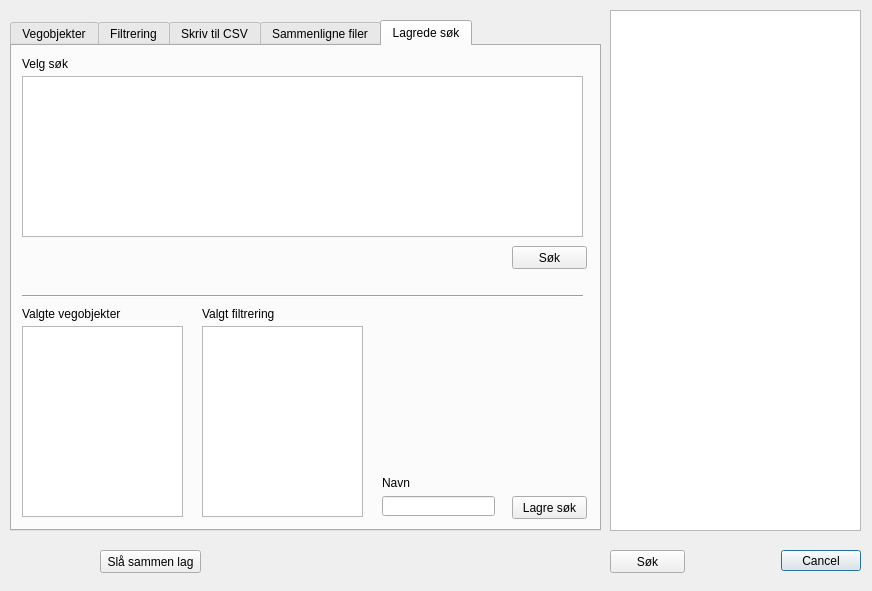
First picture: the form in nvdb_qgis_plugin_dialog_base.ui, repository vtfk/NVDB-qgis-plugin, before the edit.
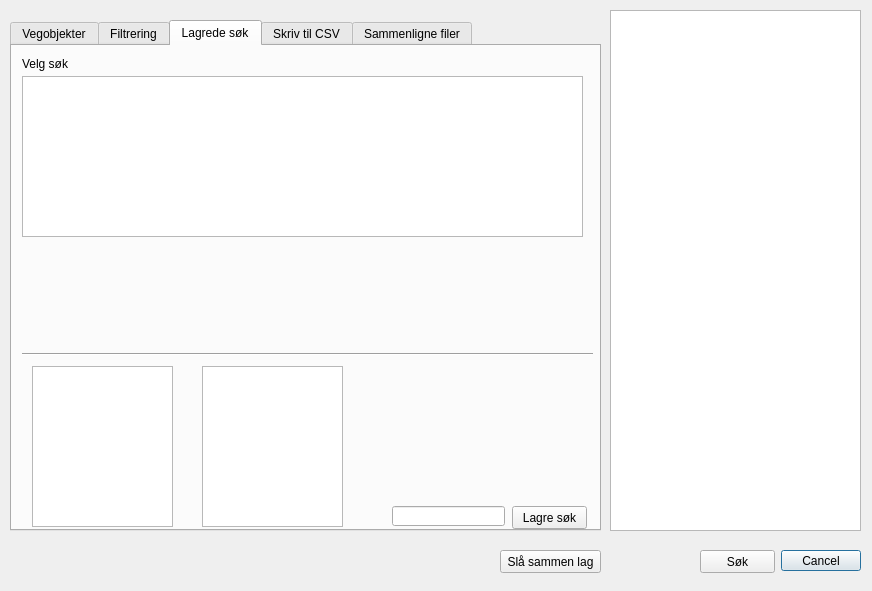
Second picture: the form after the edit. The open tabs and pages were chosen to show the change.

Patch:
```diff
--- a/nvdb_qgis_plugin_dialog_base.ui
+++ b/nvdb_qgis_plugin_dialog_base.ui
@@ -39,7 +39,7 @@
     </rect>
    </property>
    <property name="currentIndex">
-    <number>3</number>
+    <number>2</number>
    </property>
    <widget class="QWidget" name="Objects">
     <attribute name="title">
@@ -301,27 +301,45 @@
       <enum>Qt::Horizontal</enum>
      </property>
     </widget>
-    <widget class="QTextEdit" name="filterEdit">
+    <widget class="Line" name="line_2">
      <property name="geometry">
       <rect>
-       <x>310</x>
+       <x>10</x>
+       <y>300</y>
+       <width>571</width>
+       <height>16</height>
+      </rect>
+     </property>
+     <property name="orientation">
+      <enum>Qt::Horizontal</enum>
+     </property>
+    </widget>
+   </widget>
+   <widget class="QWidget" name="Search">
+    <attribute name="title">
+     <string>Lagrede søk</string>
+    </attribute>
+    <widget class="QTableView" name="searchView">
+     <property name="geometry">
+      <rect>
+       <x>10</x>
        <y>30</y>
-       <width>261</width>
-       <height>261</height>
+       <width>561</width>
+       <height>161</height>
       </rect>
      </property>
     </widget>
-    <widget class="QLabel" name="label_10">
+    <widget class="QLabel" name="label_11">
      <property name="geometry">
       <rect>
-       <x>310</x>
+       <x>10</x>
        <y>10</y>
-       <width>121</width>
+       <width>131</width>
        <height>16</height>
       </rect>
      </property>
      <property name="text">
-      <string>Foreløpig valgt filtrering</string>
+      <string>Velg søk</string>
      </property>
     </widget>
     <widget class="Line" name="line_2">
@@ -337,6 +355,49 @@
       <enum>Qt::Horizontal</enum>
      </property>
     </widget>
+    <widget class="QPushButton" name="saveButton">
+     <property name="geometry">
+      <rect>
+       <x>500</x>
+       <y>460</y>
+       <width>75</width>
+       <height>23</height>
+      </rect>
+     </property>
+     <property name="text">
+      <string>Lagre søk</string>
+     </property>
+    </widget>
+    <widget class="QTextEdit" name="searchEdit">
+     <property name="geometry">
+      <rect>
+       <x>190</x>
+       <y>320</y>
+       <width>141</width>
+       <height>161</height>
+      </rect>
+     </property>
+    </widget>
+    <widget class="QListWidget" name="objectsList_Search">
+     <property name="geometry">
+      <rect>
+       <x>20</x>
+       <y>320</y>
+       <width>141</width>
+       <height>161</height>
+      </rect>
+     </property>
+    </widget>
+    <widget class="QLineEdit" name="nameField">
+     <property name="geometry">
+      <rect>
+       <x>380</x>
+       <y>460</y>
+       <width>113</width>
+       <height>20</height>
+      </rect>
+     </property>
+    </widget>
    </widget>
    <widget class="QWidget" name="CSV">
     <attribute name="title">
@@ -556,159 +617,11 @@
      </property>
     </widget>
    </widget>
-   <widget class="QWidget" name="Search">
-    <attribute name="title">
-     <string>Lagrede søk</string>
-    </attribute>
-    <widget class="QTableView" name="searchView">
-     <property name="geometry">
-      <rect>
-       <x>10</x>
-       <y>30</y>
-       <width>561</width>
-       <height>161</height>
-      </rect>
-     </property>
-    </widget>
-    <widget class="QLabel" name="label_11">
-     <property name="geometry">
-      <rect>
-       <x>10</x>
-       <y>10</y>
-       <width>131</width>
-       <height>16</height>
-      </rect>
-     </property>
-     <property name="text">
-      <string>Velg søk</string>
-     </property>
-    </widget>
-    <widget class="QPushButton" name="searchButton">
-     <property name="geometry">
-      <rect>
-       <x>500</x>
-       <y>200</y>
-       <width>75</width>
-       <height>23</height>
-      </rect>
-     </property>
-     <property name="text">
-      <string>Søk</string>
-     </property>
-    </widget>
-    <widget class="Line" name="line_3">
-     <property name="geometry">
-      <rect>
-       <x>10</x>
-       <y>240</y>
-       <width>561</width>
-       <height>20</height>
-      </rect>
-     </property>
-     <property name="orientation">
-      <enum>Qt::Horizontal</enum>
-     </property>
-    </widget>
-    <widget class="QLineEdit" name="lineEdit_2">
-     <property name="geometry">
-      <rect>
-       <x>370</x>
-       <y>450</y>
-       <width>113</width>
-       <height>20</height>
-      </rect>
-     </property>
-    </widget>
-    <widget class="QPushButton" name="saveButton">
-     <property name="geometry">
-      <rect>
-       <x>500</x>
-       <y>450</y>
-       <width>75</width>
-       <height>23</height>
-      </rect>
-     </property>
-     <property name="text">
-      <string>Lagre søk</string>
-     </property>
-    </widget>
-    <widget class="QListWidget" name="objectsList_Search">
-     <property name="geometry">
-      <rect>
-       <x>10</x>
-       <y>280</y>
-       <width>161</width>
-       <height>191</height>
-      </rect>
-     </property>
-     <property name="alternatingRowColors">
-      <bool>true</bool>
-     </property>
-     <property name="selectionMode">
-      <enum>QAbstractItemView::MultiSelection</enum>
-     </property>
-    </widget>
-    <widget class="QLabel" name="label_13">
-     <property name="geometry">
-      <rect>
-       <x>10</x>
-       <y>260</y>
-       <width>101</width>
-       <height>16</height>
-      </rect>
-     </property>
-     <property name="text">
-      <string>Valgte vegobjekter</string>
-     </property>
-    </widget>
-    <widget class="QLabel" name="label_12">
-     <property name="geometry">
-      <rect>
-       <x>190</x>
-       <y>260</y>
-       <width>81</width>
-       <height>16</height>
-      </rect>
-     </property>
-     <property name="text">
-      <string>Valgt filtrering</string>
-     </property>
-    </widget>
-    <widget class="QListWidget" name="filterList_Search">
-     <property name="geometry">
-      <rect>
-       <x>190</x>
-       <y>280</y>
-       <width>161</width>
-       <height>191</height>
-      </rect>
-     </property>
-     <property name="alternatingRowColors">
-      <bool>true</bool>
-     </property>
-     <property name="selectionMode">
-      <enum>QAbstractItemView::MultiSelection</enum>
-     </property>
-    </widget>
-    <widget class="QLabel" name="label_14">
-     <property name="geometry">
-      <rect>
-       <x>370</x>
-       <y>430</y>
-       <width>47</width>
-       <height>13</height>
-      </rect>
-     </property>
-     <property name="text">
-      <string>Navn</string>
-     </property>
-    </widget>
-   </widget>
   </widget>
   <widget class="QPushButton" name="mergeButton">
    <property name="geometry">
     <rect>
-     <x>100</x>
+     <x>500</x>
      <y>550</y>
      <width>101</width>
      <height>23</height>
@@ -721,7 +634,7 @@
   <widget class="QPushButton" name="kjorButton">
    <property name="geometry">
     <rect>
-     <x>610</x>
+     <x>700</x>
      <y>550</y>
      <width>75</width>
      <height>23</height>
```
